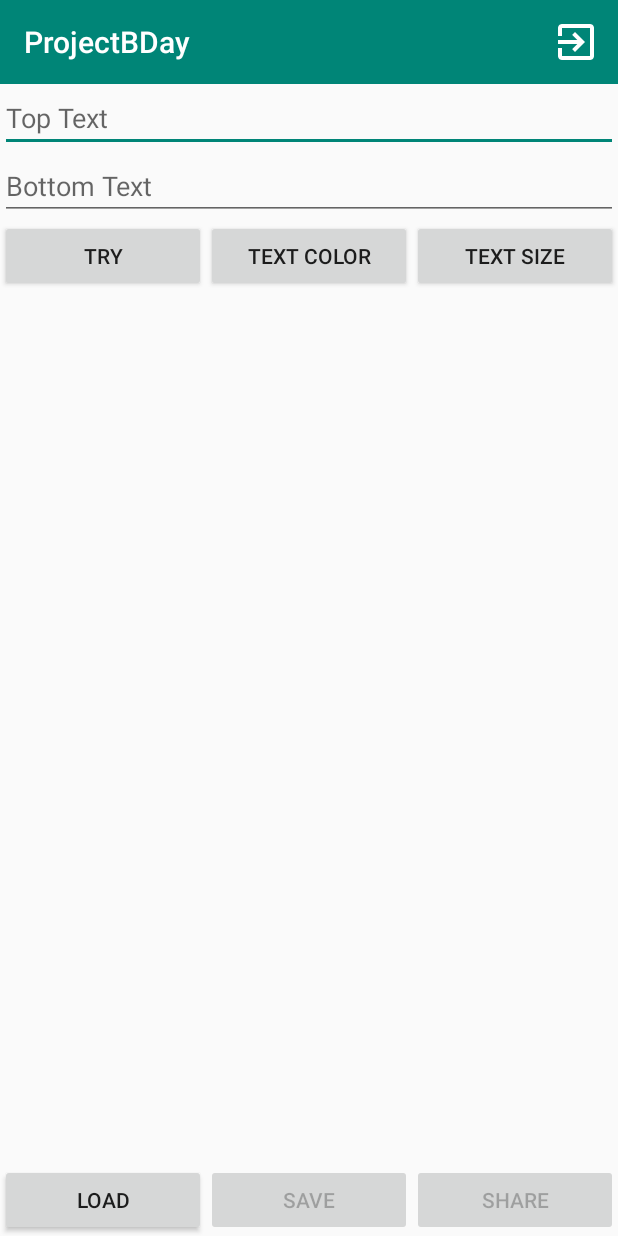
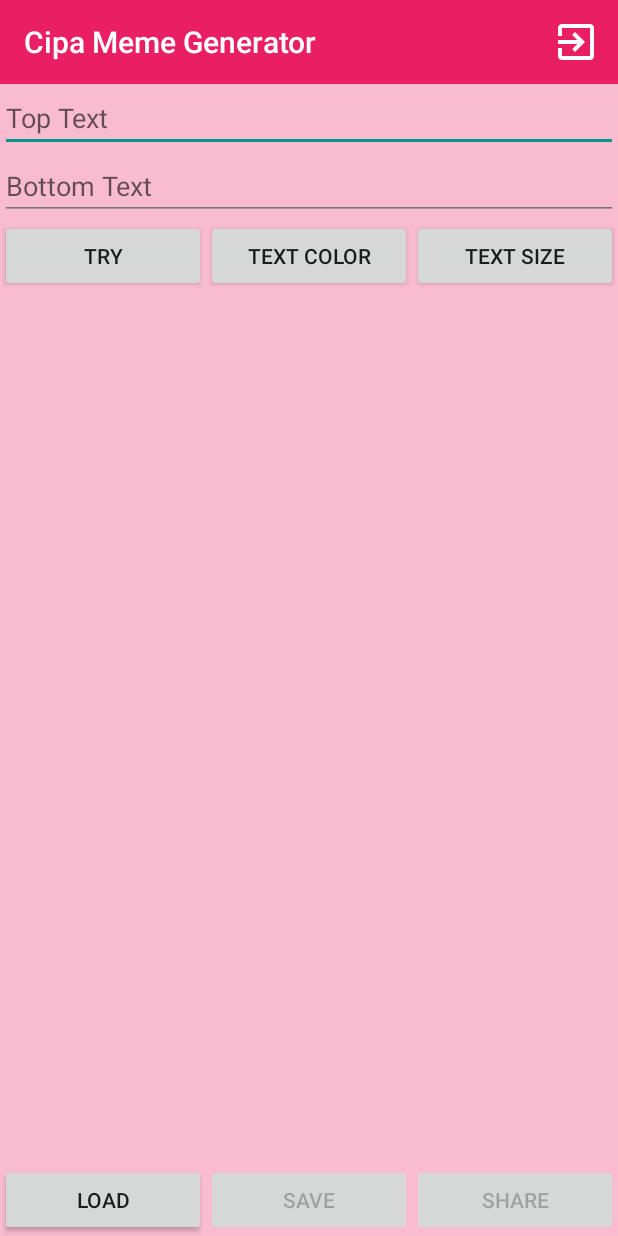
Before and after one commit to ioncelciuc/ProjectBDay, an Android app: the screen it shows after launch (MainActivity), on a phone screen of 412 x 824 dp. Run offline under Robolectric (Android 15) with nearby library versions, the phone set to English and light mode, and no system bars.

Commit message:
FINISHED EVERYTHING

```diff
--- a/app/src/main/AndroidManifest.xml
+++ b/app/src/main/AndroidManifest.xml
@@ -11,7 +11,7 @@
         android:label="@string/app_name"
         android:roundIcon="@mipmap/ic_launcher_round"
         android:supportsRtl="true"
-        android:theme="@style/Theme.AppCompat.Light.NoActionBar"
+        android:theme="@style/AppTheme.NoActionBar"
         tools:ignore="GoogleAppIndexingWarning">
         <activity
             android:name=".AvailableImages"
--- a/app/src/main/java/com/tiberiuciuc/projectbday/AvailableImages.java
+++ b/app/src/main/java/com/tiberiuciuc/projectbday/AvailableImages.java
@@ -26,7 +26,8 @@ public class AvailableImages extends AppCompatActivity {
             R.drawable.c36, R.drawable.c37, R.drawable.c38, R.drawable.c39, R.drawable.c40,
             R.drawable.c41, R.drawable.c42, R.drawable.c43, R.drawable.c44, R.drawable.c45,
             R.drawable.c46, R.drawable.c47, R.drawable.c48, R.drawable.c49, R.drawable.c50,
-            R.drawable.c51, R.drawable.c52, R.drawable.c53, R.drawable.c54, R.drawable.c55
+            R.drawable.c51, R.drawable.c52, R.drawable.c53, R.drawable.c54, R.drawable.c55,
+            R.drawable.last
     };
 
     Toolbar toolbar;
@@ -38,7 +39,7 @@ public class AvailableImages extends AppCompatActivity {
 
         if (Build.VERSION.SDK_INT >= Build.VERSION_CODES.LOLLIPOP) {
             getWindow().addFlags(WindowManager.LayoutParams.FLAG_DRAWS_SYSTEM_BAR_BACKGROUNDS);
-            getWindow().setStatusBarColor(getResources().getColor(R.color.colorPrimaryDark));
+            getWindow().setStatusBarColor(getResources().getColor(R.color.primary_dark));
         }
 
         toolbar = findViewById(R.id.toolbar_available_images);
--- a/app/src/main/java/com/tiberiuciuc/projectbday/MainActivity.java
+++ b/app/src/main/java/com/tiberiuciuc/projectbday/MainActivity.java
@@ -68,7 +68,7 @@ public class MainActivity extends AppCompatActivity implements ColorDialog.Color
 
         if (Build.VERSION.SDK_INT >= Build.VERSION_CODES.LOLLIPOP) {
             getWindow().addFlags(WindowManager.LayoutParams.FLAG_DRAWS_SYSTEM_BAR_BACKGROUNDS);
-            getWindow().setStatusBarColor(getResources().getColor(R.color.colorPrimaryDark));
+            getWindow().setStatusBarColor(getResources().getColor(R.color.primary_dark));
         }
 
         toolbar = findViewById(R.id.toolbar_main);
@@ -336,8 +336,8 @@ public class MainActivity extends AppCompatActivity implements ColorDialog.Color
                 textView2.setTextColor(getResources().getColor(R.color.yellow));
                 break;
             case 3:
-                textView1.setTextColor(getResources().getColor(R.color.colorPrimary));
-                textView2.setTextColor(getResources().getColor(R.color.colorPrimary));
+                textView1.setTextColor(getResources().getColor(R.color.green));
+                textView2.setTextColor(getResources().getColor(R.color.green));
                 break;
             case 4:
                 textView1.setTextColor(getResources().getColor(R.color.blue));
--- a/app/src/main/res/layout/activity_main.xml
+++ b/app/src/main/res/layout/activity_main.xml
@@ -4,10 +4,10 @@
     xmlns:tools="http://schemas.android.com/tools"
     android:layout_width="match_parent"
     android:layout_height="match_parent"
-    tools:context=".MainActivity"
-    android:orientation="vertical">
+    android:orientation="vertical"
+    tools:context=".MainActivity">
 
-    <include layout="@layout/main_toolbar"/>
+    <include layout="@layout/main_toolbar" />
 
     <LinearLayout
         android:id="@+id/tlay"
@@ -15,8 +15,8 @@
         android:layout_height="wrap_content"
         android:layout_alignParentTop="true"
         android:layout_centerHorizontal="true"
-        android:orientation="vertical"
-        android:layout_marginTop="?attr/actionBarSize">
+        android:layout_marginTop="?attr/actionBarSize"
+        android:orientation="vertical">
 
         <EditText
             android:id="@+id/editText1"
@@ -40,22 +40,22 @@
                 android:id="@+id/go"
                 android:layout_width="0dp"
                 android:layout_height="wrap_content"
-                android:text="TRY"
-                android:layout_weight="1"/>
+                android:layout_weight="1"
+                android:text="TRY" />
 
             <Button
                 android:id="@+id/colour"
                 android:layout_width="0dp"
                 android:layout_height="wrap_content"
                 android:layout_weight="1"
-                android:text="Text Color"/>
+                android:text="Text Color" />
 
             <Button
                 android:id="@+id/size"
                 android:layout_width="0dp"
                 android:layout_height="wrap_content"
                 android:layout_weight="1"
-                android:text="Text Size"/>
+                android:text="Text Size" />
 
         </LinearLayout>
 
@@ -105,8 +105,8 @@
             android:id="@+id/imageView"
             android:layout_width="match_parent"
             android:layout_height="match_parent"
-            android:scaleType="fitXY"
-            android:adjustViewBounds="false"/>
+            android:adjustViewBounds="false"
+            android:scaleType="fitXY" />
 
         <TextView
             android:id="@+id/textView1"
--- a/app/src/main/res/layout/available_images_toolbar.xml
+++ b/app/src/main/res/layout/available_images_toolbar.xml
@@ -4,7 +4,7 @@
     android:id="@+id/toolbar_available_images"
     android:layout_width="match_parent"
     android:layout_height="?attr/actionBarSize"
-    android:background="@color/colorPrimary"
+    android:background="@color/primary"
     android:theme="@style/ThemeOverlay.AppCompat.Dark.ActionBar"
     app:popupTheme="@style/ThemeOverlay.AppCompat.Light"
     app:title="@string/app_name">
--- a/app/src/main/res/layout/main_toolbar.xml
+++ b/app/src/main/res/layout/main_toolbar.xml
@@ -4,7 +4,7 @@
     android:id="@+id/toolbar_main"
     android:layout_width="match_parent"
     android:layout_height="?attr/actionBarSize"
-    android:background="@color/colorPrimary"
+    android:background="@color/primary"
     android:theme="@style/ThemeOverlay.AppCompat.Dark.ActionBar"
     app:popupTheme="@style/ThemeOverlay.AppCompat.Light"
     app:title="@string/app_name">
--- a/app/src/main/res/values/colors.xml
+++ /dev/null
@@ -1,11 +0,0 @@
-<?xml version="1.0" encoding="utf-8"?>
-<resources>
-    <color name="colorPrimary">#008577</color>
-    <color name="colorPrimaryDark">#00574B</color>
-    <color name="colorAccent">#D81B60</color>
-    <color name="black">#000000</color>
-    <color name="white">#FFFFFF</color>
-    <color name="blue">#0d47a1</color>
-    <color name="red">#d50000</color>
-    <color name="yellow">#ffff00</color>
-</resources>
--- a/app/src/main/res/values/strings.xml
+++ b/app/src/main/res/values/strings.xml
@@ -1,5 +1,5 @@
 <resources>
-    <string name="app_name">ProjectBDay</string>
+    <string name="app_name">Cipa Meme Generator</string>
     <string-array name="colors_array">
         <item>Black</item>
         <item>White</item>
--- a/app/src/main/res/values/styles.xml
+++ b/app/src/main/res/values/styles.xml
@@ -1,11 +1,48 @@
 <resources>
+
+    <color name="primary">#E91E63</color>
+    <color name="primary_dark">#C2185B</color>
+    <color name="primary_light">#F8BBD0</color>
+    <color name="accent">#009688</color>
+    <color name="primary_text">#212121</color>
+    <color name="secondary_text">#757575</color>
+    <color name="icons">#FFFFFF</color>
+    <color name="divider">#BDBDBD</color>
+
+    <color name="black">#000000</color>
+    <color name="white">#FFFFFF</color>
+    <color name="blue">#0d47a1</color>
+    <color name="red">#d50000</color>
+    <color name="yellow">#ffff00</color>
+    <color name="green">#4CAF50</color>
 
     <!-- Base application theme. -->
     <style name="AppTheme" parent="Theme.AppCompat.Light.DarkActionBar">
         <!-- Customize your theme here. -->
-        <item name="colorPrimary">@color/colorPrimary</item>
-        <item name="colorPrimaryDark">@color/colorPrimaryDark</item>
-        <item name="colorAccent">@color/colorAccent</item>
+        <item name="colorPrimary">@color/primary</item>
+        <item name="colorPrimaryDark">@color/primary_dark</item>
+        <item name="colorAccent">@color/accent</item>
+        <item name="android:textColorSecondary">@color/secondary_text</item>
+        <item name="android:icon">@color/icons</item>
+        <item name="android:windowBackground">@color/primary_light</item>
     </style>
 
+    <style name="AppTheme.NoActionBar">
+        <item name="windowActionBar">false</item>
+        <item name="windowNoTitle">true</item>
+    </style>
+
+    <style name="AppTheme.AppBarOverlay" parent="ThemeOverlay.AppCompat.Dark.ActionBar" />
+
+    <style name="AppTheme.PopupOverlay" parent="ThemeOverlay.AppCompat.Light" />
+
+    <style name="AppTheme.NoActionBar.NoActionBar">
+        <item name="windowActionBar">false</item>
+        <item name="windowNoTitle">true</item>
+    </style>
+
+    <style name="AppTheme.NoActionBar.AppBarOverlay" parent="ThemeOverlay.AppCompat.Dark.ActionBar" />
+
+    <style name="AppTheme.NoActionBar.PopupOverlay" parent="ThemeOverlay.AppCompat.Light" />
+
 </resources>
```
Also changed, not shown: app/src/main/res/drawable/last.png (added).
